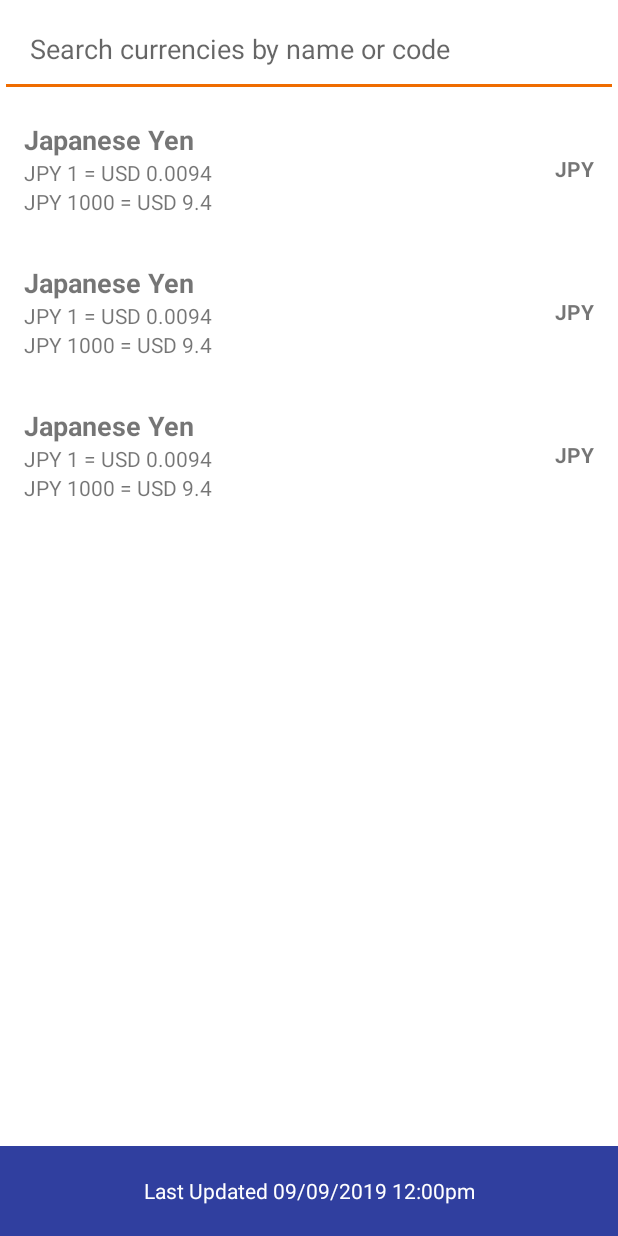
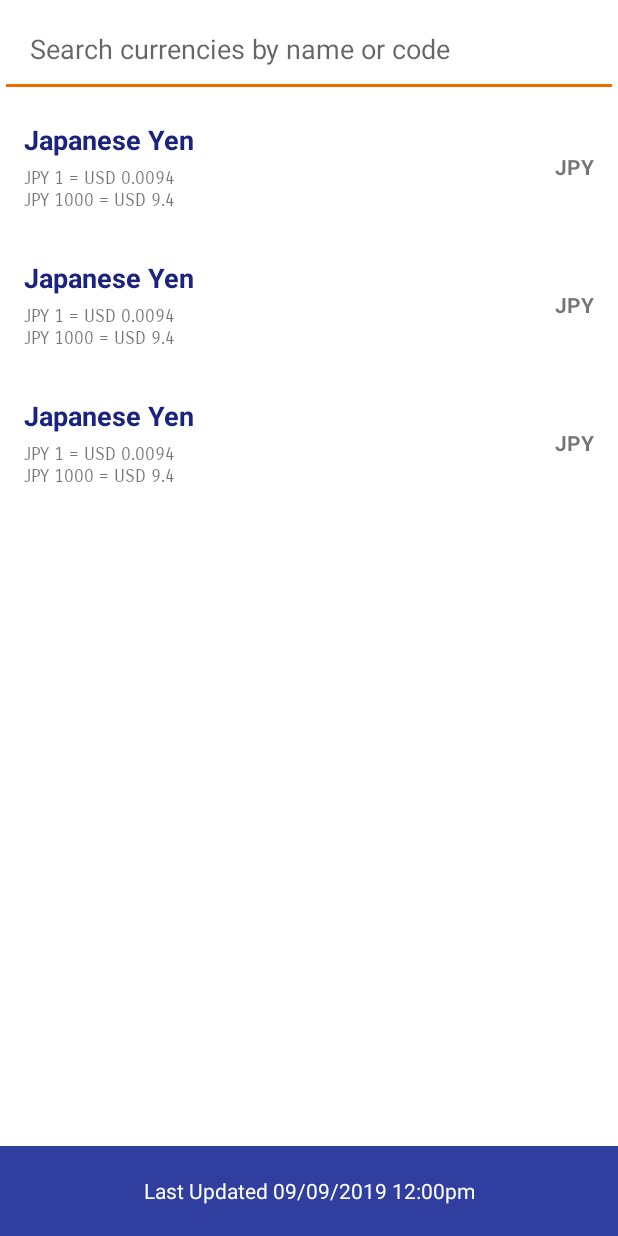
Before and after one commit to worker8/SimpleCurrency, an Android app: the layout activity_picker.xml on its own in the app's theme, with its tools: preview values and no code run, on a phone screen of 412 x 824 dp. Run offline under Robolectric (Android 15) with nearby library versions, the phone set to English and light mode, and no system bars.

Commit message:
fix conversion bug in picker screen + improve picker screen UI

```diff
--- a/app/src/main/java/com/worker8/simplecurrency/ui/main/MainViewModel.kt
+++ b/app/src/main/java/com/worker8/simplecurrency/ui/main/MainViewModel.kt
@@ -1,10 +1,10 @@
 package com.worker8.simplecurrency.ui.main
 
 import androidx.lifecycle.*
-import com.worker8.simplecurrency.common.util.NumberFormatterUtil
 import com.worker8.simplecurrency.common.addTo
 import com.worker8.simplecurrency.common.extension.toTwoDecimalWithComma
 import com.worker8.simplecurrency.common.realValue
+import com.worker8.simplecurrency.common.util.NumberFormatterUtil
 import com.worker8.simplecurrency.ui.main.event.BackSpaceInputEvent
 import com.worker8.simplecurrency.ui.main.event.CalculateConversionRateEvent
 import com.worker8.simplecurrency.ui.main.event.NewNumberInputEvent
--- a/app/src/main/java/com/worker8/simplecurrency/ui/picker/PickerViewModel.kt
+++ b/app/src/main/java/com/worker8/simplecurrency/ui/picker/PickerViewModel.kt
@@ -3,6 +3,7 @@ package com.worker8.simplecurrency.ui.picker
 import androidx.lifecycle.*
 import com.worker8.currencylayer.model.Currency
 import com.worker8.simplecurrency.common.addTo
+import com.worker8.simplecurrency.common.extension.toThreeDecimalWithComma
 import com.worker8.simplecurrency.common.extension.toTwoDecimalWithComma
 import com.worker8.simplecurrency.common.realValue
 import io.reactivex.Observable
@@ -39,8 +40,8 @@ class PickerViewModel(private val repo: PickerRepo) :
                             val baseToTargetRate = (rate / baseCurrency)
                             PickerAdapter.PickerRowType(
                                 currencyName = Currency.ALL[getCodeWithoutUSD()] ?: "",
-                                currencyRate = "1 ${repo.getSelectedBaseCurrencyCode()} = ${rate.toTwoDecimalWithComma()} ${getCodeWithoutUSD()}",
-                                currencyRateCalculated = "$inputAmount ${repo.getSelectedBaseCurrencyCode()} = ${(inputAmount * baseToTargetRate).toTwoDecimalWithComma()} ${getCodeWithoutUSD()}",
+                                currencyRate = "1 ${repo.getSelectedBaseCurrencyCode()} = ${baseToTargetRate.toThreeDecimalWithComma()} ${getCodeWithoutUSD()}",
+                                currencyRateCalculated = "${inputAmount.toTwoDecimalWithComma()} ${repo.getSelectedBaseCurrencyCode()} = ${(inputAmount * baseToTargetRate).toTwoDecimalWithComma()} ${getCodeWithoutUSD()}",
                                 currencyCode = getCodeWithoutUSD()
                             )
                         })
--- a/app/src/main/res/layout/row_picker.xml
+++ b/app/src/main/res/layout/row_picker.xml
@@ -11,6 +11,7 @@
         android:id="@+id/pickerCurrencyName"
         android:layout_width="wrap_content"
         android:layout_height="wrap_content"
+        android:textColor="@color/colorPrimaryDark"
         android:textSize="18sp"
         android:textStyle="bold"
         app:layout_constraintStart_toStartOf="parent"
@@ -21,6 +22,9 @@
         android:id="@+id/pickerCurrencyRate"
         android:layout_width="wrap_content"
         android:layout_height="wrap_content"
+        android:layout_marginTop="6dp"
+        android:fontFamily="sans-serif-smallcaps"
+        android:textSize="12sp"
         app:layout_constraintStart_toStartOf="@id/pickerCurrencyName"
         app:layout_constraintTop_toBottomOf="@id/pickerCurrencyName"
         tools:text="JPY 1 = USD 0.0094" />
@@ -29,6 +33,8 @@
         android:id="@+id/pickerCurrencyRateCalculated"
         android:layout_width="wrap_content"
         android:layout_height="wrap_content"
+        android:fontFamily="sans-serif-smallcaps"
+        android:textSize="12sp"
         app:layout_constraintStart_toStartOf="@id/pickerCurrencyName"
         app:layout_constraintTop_toBottomOf="@id/pickerCurrencyRate"
         tools:text="JPY 1000 = USD 9.4" />
```
Also changed, not shown: app/src/main/java/com/worker8/simplecurrency/common/extension/DoubleExtension.kt (+7 -0 lines).
